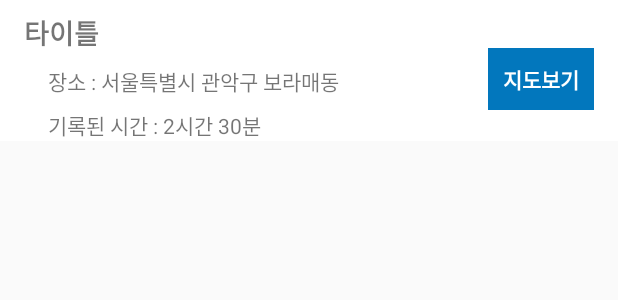
After one commit to soulduse/fish-project, an Android app: the layout record_item.xml on its own in the app's theme, with its tools: preview values and no code run, on a phone screen of 412 x 824 dp. The commit adds this screen. Shown: the top 300 px of the screen. Run offline under Robolectric (Android 15) with nearby library versions, the phone set to English and light mode, and no system bars.

Commit message:
지도기록보기 페이지 생성

```diff
--- a/app/src/main/AndroidManifest.xml
+++ b/app/src/main/AndroidManifest.xml
@@ -38,7 +38,8 @@
 
         <activity android:name=".ui.main.MainActivity" />
         <activity android:name=".ui.calendar.TideDetailActivity" />
-        <activity android:name=".ui.map.DetailMapActivity" />
+        <activity android:name=".ui.map.detail.DetailMapActivity" />
+        <activity android:name=".ui.map.record.RecordActivity" />
         <service android:name=".ui.map.LocationService" />
         <receiver android:name=".ui.alarm.AlarmReceiver">
             <intent-filter>
--- a/app/src/main/java/com/dave/fish/ui/map/MapFragment.kt
+++ b/app/src/main/java/com/dave/fish/ui/map/MapFragment.kt
@@ -23,6 +23,8 @@ import com.dave.fish.db.RealmProvider
 import com.dave.fish.db.model.LatLonModel
 import com.dave.fish.db.model.LocationModel
 import com.dave.fish.db.model.SpinnerSecondModel
+import com.dave.fish.ui.map.detail.DetailMapActivity
+import com.dave.fish.ui.map.record.RecordActivity
 import com.dave.fish.util.DLog
 import com.dave.fish.util.SystemUtil
 import com.google.android.gms.maps.*
@@ -61,7 +63,7 @@ class MapFragment : Fragment(),
         initRecord()
 
         btn_show_record.setOnClickListener {
-
+            startActivity(Intent(activity, RecordActivity::class.java))
         }
 
         initData()
--- /dev/null
+++ b/app/src/main/res/layout/record_item.xml
@@ -0,0 +1,64 @@
+<?xml version="1.0" encoding="utf-8"?>
+<android.support.constraint.ConstraintLayout xmlns:android="http://schemas.android.com/apk/res/android"
+    xmlns:app="http://schemas.android.com/apk/res-auto"
+    xmlns:tools="http://schemas.android.com/tools"
+    android:layout_width="match_parent"
+    android:background="@color/tide_white"
+    android:layout_height="wrap_content">
+
+    <TextView
+        android:id="@+id/tv_title"
+        android:layout_width="wrap_content"
+        android:layout_height="wrap_content"
+        android:layout_marginStart="16dp"
+        android:layout_marginTop="8dp"
+        android:textSize="18sp"
+        android:textStyle="bold"
+        app:layout_constraintEnd_toEndOf="parent"
+        app:layout_constraintHorizontal_bias="0.0"
+        app:layout_constraintStart_toStartOf="parent"
+        app:layout_constraintTop_toTopOf="parent"
+        tools:text="타이틀" />
+
+    <TextView
+        android:id="@+id/tv_address"
+        android:layout_width="wrap_content"
+        android:layout_height="wrap_content"
+        android:layout_marginEnd="8dp"
+        android:layout_marginStart="32dp"
+        android:layout_marginTop="8dp"
+        app:layout_constraintEnd_toStartOf="@+id/goto_mapview"
+        app:layout_constraintHorizontal_bias="0.0"
+        app:layout_constraintStart_toStartOf="parent"
+        app:layout_constraintTop_toBottomOf="@+id/tv_title"
+        tools:text="장소 : 서울특별시 관악구 보라매동" />
+
+    <TextView
+        android:id="@+id/tv_recorded_time"
+        android:layout_width="wrap_content"
+        android:layout_height="wrap_content"
+        android:layout_marginEnd="8dp"
+        android:layout_marginStart="32dp"
+        android:layout_marginTop="8dp"
+        app:layout_constraintEnd_toStartOf="@+id/goto_mapview"
+        app:layout_constraintHorizontal_bias="0.0"
+        app:layout_constraintStart_toStartOf="parent"
+        app:layout_constraintTop_toBottomOf="@+id/tv_address"
+        tools:text="기록된 시간 : 2시간 30분" />
+
+
+    <TextView
+        android:id="@+id/goto_mapview"
+        android:layout_width="wrap_content"
+        android:layout_height="wrap_content"
+        android:layout_marginEnd="16dp"
+        android:layout_marginTop="32dp"
+        android:background="@drawable/selector_record_location"
+        android:padding="10dp"
+        android:textColor="@color/tide_white"
+        android:textStyle="bold"
+        app:layout_constraintEnd_toEndOf="parent"
+        app:layout_constraintTop_toTopOf="parent"
+        tools:text="지도보기" />
+
+</android.support.constraint.ConstraintLayout>
```
Also changed, not shown: app/src/main/java/com/dave/fish/ui/map/record/RecordActivity.kt (added, +29 -0 lines), app/src/main/java/com/dave/fish/ui/map/record/RecordAdapter.kt (added, +41 -0 lines), app/src/main/java/com/dave/fish/ui/map/record/RecyclerViewDecoration.kt (added, +13 -0 lines), app/src/main/res/layout/activity_record_detail.xml (added, +34 -0 lines).
